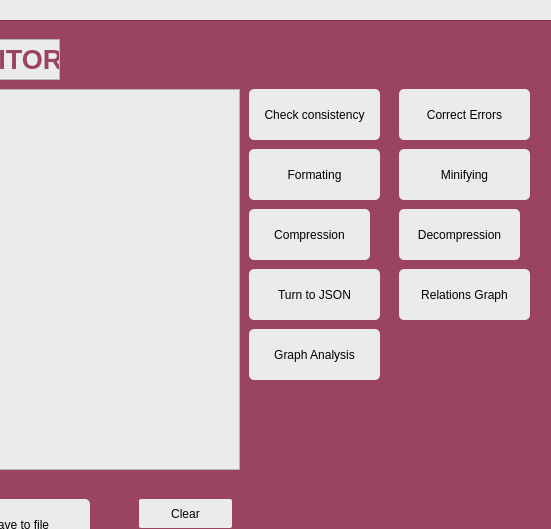
Above: GUI/mainwindow.ui from engRana404/XML_Editor before the change; both pictures show x 241 to 792 and y 0 to 529 of the 792 by 613 pixel window. Below: the same form after it.
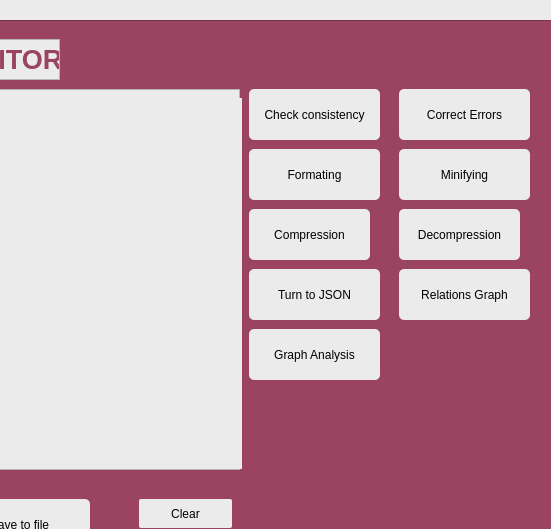
That is the form after the change.

Commit message: Update analysize and Compression in Gui

What changed in the file:
```diff
--- a/GUI/mainwindow.ui
+++ b/GUI/mainwindow.ui
@@ -815,6 +815,19 @@
      <string/>
     </property>
    </widget>
+   <widget class="QLabel" name="input">
+    <property name="geometry">
+     <rect>
+      <x>22</x>
+      <y>79</y>
+      <width>461</width>
+      <height>371</height>
+     </rect>
+    </property>
+    <property name="text">
+     <string/>
+    </property>
+   </widget>
    <zorder>graphicsView</zorder>
    <zorder>Browse</zorder>
    <zorder>check</zorder>
@@ -832,6 +845,7 @@
    <zorder>label_2</zorder>
    <zorder>Analysis</zorder>
    <zorder>label_3</zorder>
+   <zorder>input</zorder>
   </widget>
   <widget class="QMenuBar" name="menubar">
    <property name="geometry">
```
The commit also changes 7 other files.
